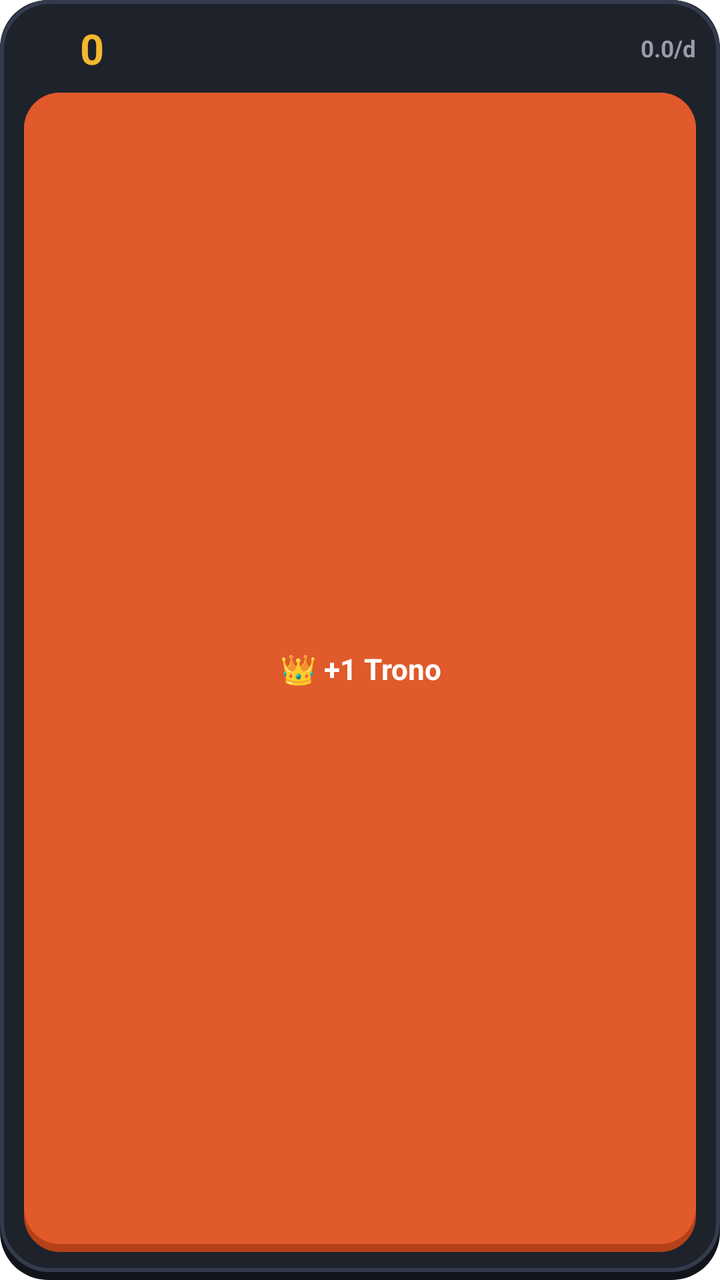
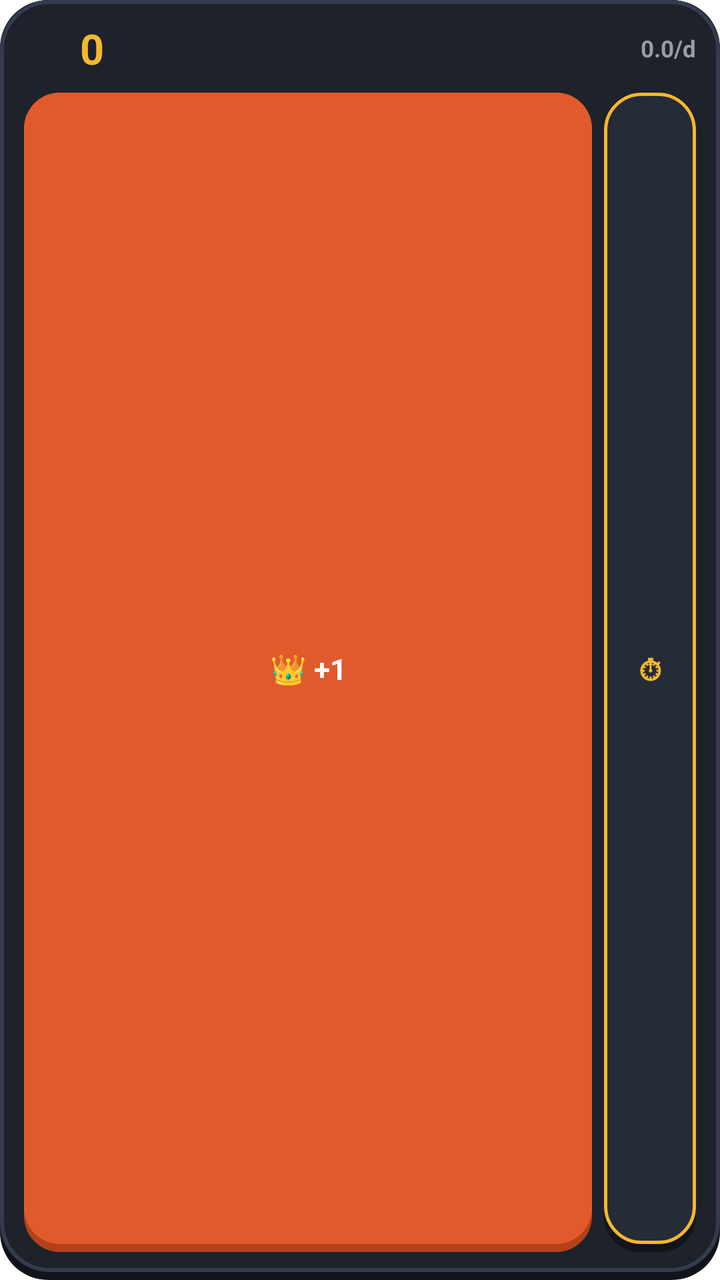

An Android layout rendered at two revisions. The XML below is the earlier revision; the diff shows what the commit changed to produce the second picture.
<!-- AndroidManifest.xml: fallback theme Theme.MaterialComponents.DayNight.NoActionBar -->
<!-- res/layout/trono_widget.xml -->
<?xml version="1.0" encoding="utf-8"?>
<LinearLayout xmlns:android="http://schemas.android.com/apk/res/android"
    android:layout_width="match_parent"
    android:layout_height="match_parent"
    android:background="@drawable/trono_widget_bg"
    android:orientation="vertical"
    android:paddingLeft="12dp"
    android:paddingTop="10dp"
    android:paddingRight="12dp"
    android:paddingBottom="14dp">

    <LinearLayout
        android:id="@+id/widget_header"
        android:layout_width="match_parent"
        android:layout_height="wrap_content"
        android:gravity="center_vertical"
        android:orientation="horizontal">

        <ImageView
            android:layout_width="22dp"
            android:layout_height="22dp"
            android:contentDescription="Trono"
            android:src="@mipmap/ic_launcher" />

        <TextView
            android:id="@+id/widget_today_count"
            android:layout_width="wrap_content"
            android:layout_height="wrap_content"
            android:layout_marginStart="6dp"
            android:text="0"
            android:textColor="#F5B82E"
            android:textSize="21sp"
            android:textStyle="bold" />

        <TextView
            android:id="@+id/widget_avg_text"
            android:layout_width="0dp"
            android:layout_height="wrap_content"
            android:layout_weight="1"
            android:gravity="end"
            android:maxLines="1"
            android:text="0.0/d"
            android:textColor="#989DA8"
            android:textSize="11.5sp"
            android:textStyle="bold" />
    </LinearLayout>

    <ViewFlipper
        android:id="@+id/widget_button_flipper"
        android:layout_width="match_parent"
        android:layout_height="0dp"
        android:layout_marginTop="8dp"
        android:layout_weight="1"
        android:inAnimation="@android:anim/fade_in"
        android:outAnimation="@android:anim/fade_out">

        <TextView
            android:id="@+id/btn_log_poop"
            android:layout_width="match_parent"
            android:layout_height="match_parent"
            android:background="@drawable/trono_widget_btn"
            android:clickable="true"
            android:focusable="true"
            android:gravity="center"
            android:maxLines="1"
            android:paddingLeft="6dp"
            android:paddingRight="6dp"
            android:paddingBottom="4dp"
            android:text="👑 +1 Trono"
            android:textColor="#FFFFFF"
            android:textSize="14.5sp"
            android:textStyle="bold" />

        <TextView
            android:id="@+id/btn_log_success"
            android:layout_width="match_parent"
            android:layout_height="match_parent"
            android:background="@drawable/trono_widget_btn_success"
            android:gravity="center"
            android:maxLines="1"
            android:paddingLeft="6dp"
            android:paddingRight="6dp"
            android:paddingBottom="4dp"
            android:text="✓ +1!"
            android:textColor="#1E222B"
            android:textSize="14.5sp"
            android:textStyle="bold" />
    </ViewFlipper>
</LinearLayout>
<!-- resources referenced by this layout -->
<resources>
  <!-- drawable trono_widget_bg (drawable) -->
  <?xml version="1.0" encoding="utf-8"?>
  <layer-list xmlns:android="http://schemas.android.com/apk/res/android">
      
      <item>
          <shape android:shape="rectangle">
              <solid android:color="#11141B" />
              <corners android:radius="24dp" />
          </shape>
      </item>
      
      <item android:bottom="4dp">
          <shape android:shape="rectangle">
              <solid android:color="#1E222B" />
              <corners android:radius="24dp" />
              <stroke
                  android:width="2dp"
                  android:color="#343B4D" />
          </shape>
      </item>
  </layer-list>
  <!-- drawable trono_widget_btn_success (drawable) -->
  <?xml version="1.0" encoding="utf-8"?>
  <layer-list xmlns:android="http://schemas.android.com/apk/res/android">
      
      <item>
          <shape android:shape="rectangle">
              <solid android:color="#C79014" />
              <corners android:radius="18dp" />
          </shape>
      </item>
      
      <item android:bottom="4dp">
          <shape android:shape="rectangle">
              <solid android:color="#F5B82E" />
              <corners android:radius="18dp" />
          </shape>
      </item>
  </layer-list>
  <!-- mipmap ic_launcher (mipmap-anydpi-v26) -->
  <?xml version="1.0" encoding="utf-8"?>
  <adaptive-icon xmlns:android="http://schemas.android.com/apk/res/android">
      <background android:drawable="@color/ic_launcher_background" />
      <foreground android:drawable="@mipmap/ic_launcher_foreground" />
  </adaptive-icon>
  <color name="ic_launcher_background">#1E222B</color>
  <!-- unchanged entries left out for length: 1 -->
</resources>

<!-- the commit's change to res/layout/trono_widget.xml (unified diff, before → after) -->
@@ -45,6 +45,7 @@
             android:textStyle="bold" />
     </LinearLayout>
 
+    
     <ViewFlipper
         android:id="@+id/widget_button_flipper"
         android:layout_width="match_parent"
@@ -54,23 +55,49 @@
         android:inAnimation="@android:anim/fade_in"
         android:outAnimation="@android:anim/fade_out">
 
-        <TextView
-            android:id="@+id/btn_log_poop"
+        
+        <LinearLayout
+            android:id="@+id/widget_idle_row"
             android:layout_width="match_parent"
             android:layout_height="match_parent"
-            android:background="@drawable/trono_widget_btn"
-            android:clickable="true"
-            android:focusable="true"
-            android:gravity="center"
-            android:maxLines="1"
-            android:paddingLeft="6dp"
-            android:paddingRight="6dp"
-            android:paddingBottom="4dp"
-            android:text="👑 +1 Trono"
-            android:textColor="#FFFFFF"
-            android:textSize="14.5sp"
-            android:textStyle="bold" />
+            android:orientation="horizontal">
 
+            <TextView
+                android:id="@+id/btn_log_poop"
+                android:layout_width="0dp"
+                android:layout_height="match_parent"
+                android:layout_weight="1"
+                android:background="@drawable/trono_widget_btn"
+                android:clickable="true"
+                android:focusable="true"
+                android:gravity="center"
+                android:maxLines="1"
+                android:paddingLeft="6dp"
+                android:paddingRight="6dp"
+                android:paddingBottom="4dp"
+                android:text="👑 +1"
+                android:textColor="#FFFFFF"
+                android:textSize="14.5sp"
+                android:textStyle="bold" />
+
+            <TextView
+                android:id="@+id/btn_start_timer"
+                android:layout_width="46dp"
+                android:layout_height="match_parent"
+                android:layout_marginStart="6dp"
+                android:background="@drawable/trono_widget_btn_timer"
+                android:clickable="true"
+                android:focusable="true"
+                android:gravity="center"
+                android:maxLines="1"
+                android:paddingBottom="4dp"
+                android:text="⏱"
+                android:textColor="#F5B82E"
+                android:textSize="16sp"
+                android:textStyle="bold" />
+        </LinearLayout>
+
+        
         <TextView
             android:id="@+id/btn_log_success"
             android:layout_width="match_parent"
@@ -85,5 +112,61 @@
             android:textColor="#1E222B"
             android:textSize="14.5sp"
             android:textStyle="bold" />
+
+        
+        <LinearLayout
+            android:id="@+id/widget_timer_row"
+            android:layout_width="match_parent"
+            android:layout_height="match_parent"
+            android:orientation="horizontal">
+
+            <LinearLayout
+                android:id="@+id/btn_finish_timer"
+                android:layout_width="0dp"
+                android:layout_height="match_parent"
+                android:layout_weight="1"
+                android:background="@drawable/trono_widget_btn_timer"
+                android:clickable="true"
+                android:focusable="true"
+                android:gravity="center"
+                android:orientation="horizontal"
+                android:paddingLeft="6dp"
+                android:paddingRight="6dp"
+                android:paddingBottom="4dp">
+
+                <Chronometer
+                    android:id="@+id/widget_chronometer"
+                    android:layout_width="wrap_content"
+                    android:layout_height="wrap_content"
+                    android:textColor="#F5B82E"
+                    android:textSize="14sp"
+                    android:textStyle="bold" />
+
+                <TextView
+                    android:layout_width="wrap_content"
+                    android:layout_height="wrap_content"
+                    android:layout_marginStart="5dp"
+                    android:text="✓"
+                    android:textColor="#2F855A"
+                    android:textSize="15sp"
+                    android:textStyle="bold" />
+            </LinearLayout>
+
+            <TextView
+                android:id="@+id/btn_cancel_timer"
+                android:layout_width="38dp"
+                android:layout_height="match_parent"
+                android:layout_marginStart="6dp"
+                android:background="@drawable/trono_widget_btn_cancel"
+                android:clickable="true"
+                android:focusable="true"
+                android:gravity="center"
+                android:maxLines="1"
+                android:paddingBottom="4dp"
+                android:text="✕"
+                android:textColor="#989DA8"
+                android:textSize="14sp"
+                android:textStyle="bold" />
+        </LinearLayout>
     </ViewFlipper>
 </LinearLayout>
<!-- resource entries referenced after the edit -->
@@ -21,6 +21,32 @@
           </shape>
       </item>
   </layer-list>
+  <!-- drawable trono_widget_btn_cancel (drawable) -->
+  <?xml version="1.0" encoding="utf-8"?>
+  <ripple xmlns:android="http://schemas.android.com/apk/res/android"
+      android:color="#44FFFFFF">
+      <item>
+          <layer-list>
+              
+              <item>
+                  <shape android:shape="rectangle">
+                      <solid android:color="#11141B" />
+                      <corners android:radius="18dp" />
+                  </shape>
+              </item>
+              
+              <item android:bottom="4dp">
+                  <shape android:shape="rectangle">
+                      <solid android:color="#2B303D" />
+                      <corners android:radius="18dp" />
+                      <stroke
+                          android:width="1.5dp"
+                          android:color="#41485B" />
+                  </shape>
+              </item>
+          </layer-list>
+      </item>
+  </ripple>
   <!-- drawable trono_widget_btn_success (drawable) -->
   <?xml version="1.0" encoding="utf-8"?>
   <layer-list xmlns:android="http://schemas.android.com/apk/res/android">
@@ -39,6 +65,32 @@
           </shape>
       </item>
   </layer-list>
+  <!-- drawable trono_widget_btn_timer (drawable) -->
+  <?xml version="1.0" encoding="utf-8"?>
+  <ripple xmlns:android="http://schemas.android.com/apk/res/android"
+      android:color="#44F5B82E">
+      <item>
+          <layer-list>
+              
+              <item>
+                  <shape android:shape="rectangle">
+                      <solid android:color="#11141B" />
+                      <corners android:radius="18dp" />
+                  </shape>
+              </item>
+              
+              <item android:bottom="4dp">
+                  <shape android:shape="rectangle">
+                      <solid android:color="#262B38" />
+                      <corners android:radius="18dp" />
+                      <stroke
+                          android:width="1.8dp"
+                          android:color="#F5B82E" />
+                  </shape>
+              </item>
+          </layer-list>
+      </item>
+  </ripple>
   <!-- mipmap ic_launcher (mipmap-anydpi-v26) -->
   <?xml version="1.0" encoding="utf-8"?>
   <adaptive-icon xmlns:android="http://schemas.android.com/apk/res/android">
